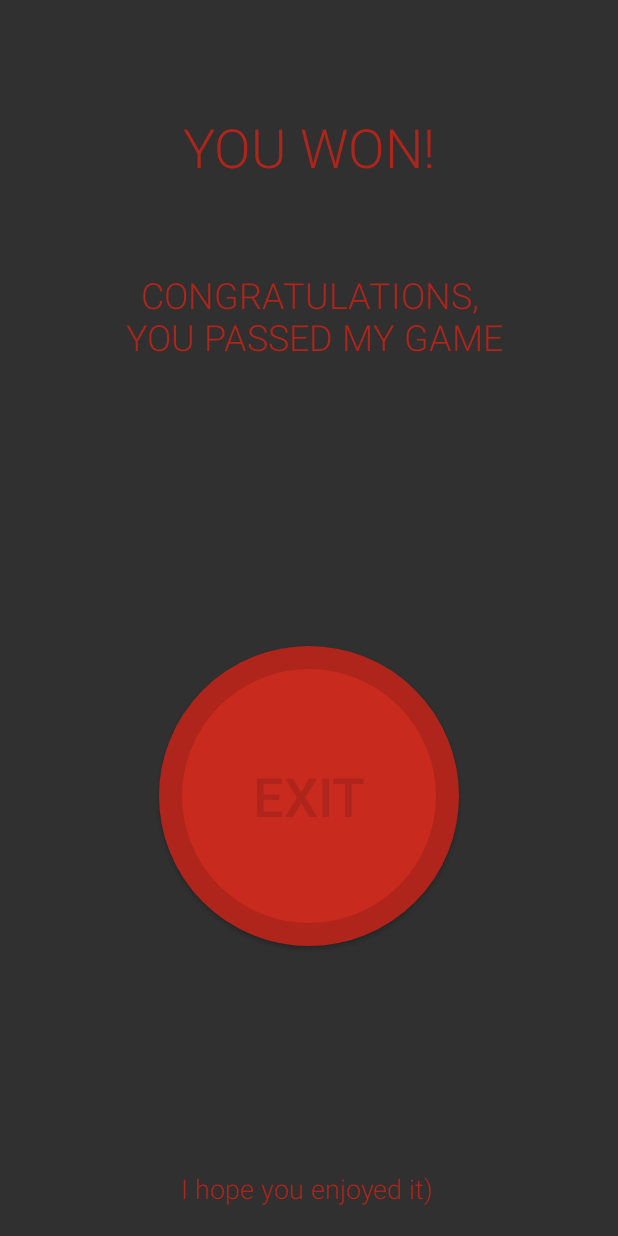
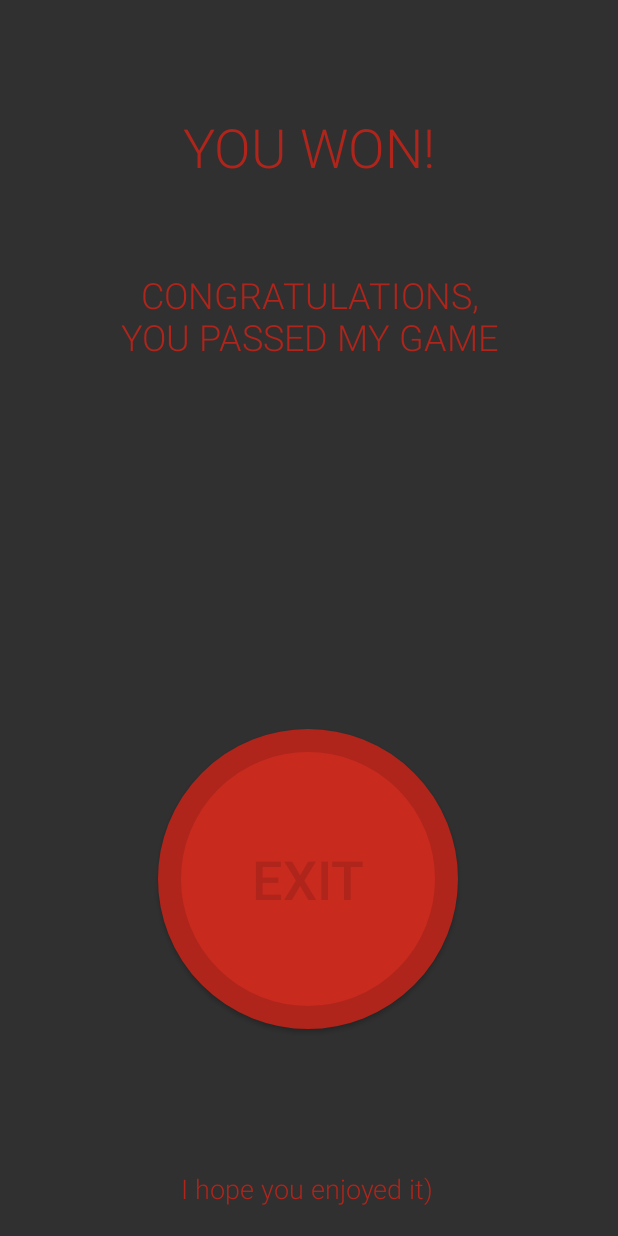
Before and after one commit to m3r1v3-archive/PressOneMillionTimes, an Android app: the About screen opened directly, with no data from a screen before it, on a phone screen of 412 x 824 dp. Run offline under Robolectric (Android 15) with nearby library versions, the phone set to English and light mode, and no system bars.

Commit message:
Realise v1.2
Update activities, Refactoring strings.xml, Update build.gradle dependencies

```diff
--- a/app/src/main/res/layout/activity_about.xml
+++ b/app/src/main/res/layout/activity_about.xml
@@ -18,9 +18,10 @@
         android:textSize="36sp"
         app:layout_constraintBottom_toBottomOf="parent"
         app:layout_constraintEnd_toEndOf="parent"
+        app:layout_constraintHorizontal_bias="0.497"
         app:layout_constraintStart_toStartOf="parent"
         app:layout_constraintTop_toTopOf="parent"
-        app:layout_constraintVertical_bias="0.69" />
+        app:layout_constraintVertical_bias="0.779" />
 
     <TextView
         android:id="@+id/title"
@@ -43,7 +44,7 @@
         android:layout_width="wrap_content"
         android:layout_height="wrap_content"
         android:fontFamily="sans-serif-light"
-        android:text="@string/congratulations_n_you_passed_my_game"
+        android:text="@string/congratulations"
         android:textAlignment="center"
         android:textAllCaps="true"
         android:textColor="@color/colorPrimaryDark"
@@ -59,7 +60,7 @@
         android:layout_width="wrap_content"
         android:layout_height="wrap_content"
         android:fontFamily="sans-serif-light"
-        android:text="@string/i_hope_you_enjoyed_it"
+        android:text="@string/hope"
         android:textAlignment="center"
         android:textAllCaps="false"
         android:textColor="@color/colorPrimaryDark"
--- a/app/src/main/res/layout/activity_main.xml
+++ b/app/src/main/res/layout/activity_main.xml
@@ -12,7 +12,7 @@
         android:layout_width="406dp"
         android:layout_height="53dp"
         android:fontFamily="sans-serif-light"
-        android:text="@string/press_1m_times"
+        android:text="@string/app_name"
         android:textAlignment="center"
         android:textAllCaps="true"
         android:textColor="@color/colorPrimaryDark"
@@ -35,10 +35,10 @@
         android:textSize="36sp"
         app:layout_constraintBottom_toBottomOf="parent"
         app:layout_constraintEnd_toEndOf="parent"
-        app:layout_constraintHorizontal_bias="0.499"
+        app:layout_constraintHorizontal_bias="0.497"
         app:layout_constraintStart_toStartOf="parent"
         app:layout_constraintTop_toTopOf="parent"
-        app:layout_constraintVertical_bias="0.778" />
+        app:layout_constraintVertical_bias="0.779" />
 
     <TextView
         android:id="@+id/score"
--- a/app/src/main/res/values/strings.xml
+++ b/app/src/main/res/values/strings.xml
@@ -1,16 +1,11 @@
 <resources>
+    <!--  Main Activity  -->
     <string name="app_name">Press 1M Times</string>
     <string name="press">Press</string>
-    <string name="press_1m_times">Press 1M times</string>
     <string name="_000000">000000</string>
-    <string name="all_rights_reserved">All rights reserved</string>
-    <string name="github_merive">GitHub: <a href="https://github.com/merive">@merive</a></string>
-    <string name="idea_author_design_code">Idea author, design, code:</string>
-    <string name="merive">merive_</string>
-    <string name="reddit_merive">Reddit: <a href="https://www.reddit.com/user/merive_">@merive_</a></string>
-    <string name="twitter_merive">Twitter: <a href="https://twitter.com/merive_">@merive_</a></string>
+    <!--  About Activity  -->
     <string name="you_won">You won!</string>
-    <string name="congratulations_n_you_passed_my_game">Congratulations,\n you passed my game</string>
-    <string name="i_hope_you_enjoyed_it">I hope you enjoyed it)</string>
+    <string name="congratulations">Congratulations,\nyou passed my game</string>
+    <string name="hope">I hope you enjoyed it)</string>
     <string name="exit">Exit</string>
 </resources>
```
Also changed, not shown: app/build.gradle (+5 -5 lines).
